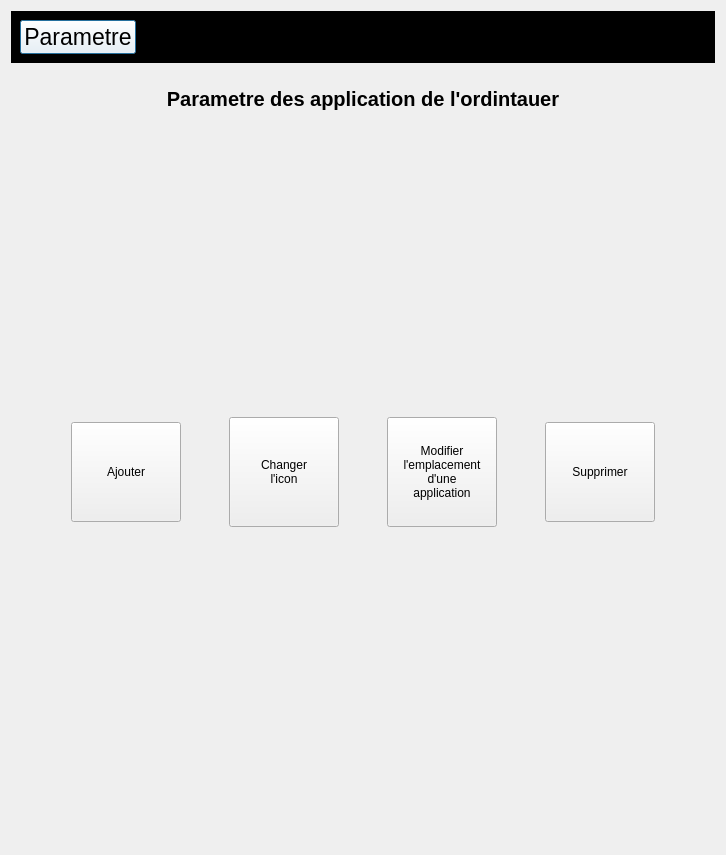
Old version of the form arrerasettingui.ui in the repository Arrera-Software/Arrera-Interface.
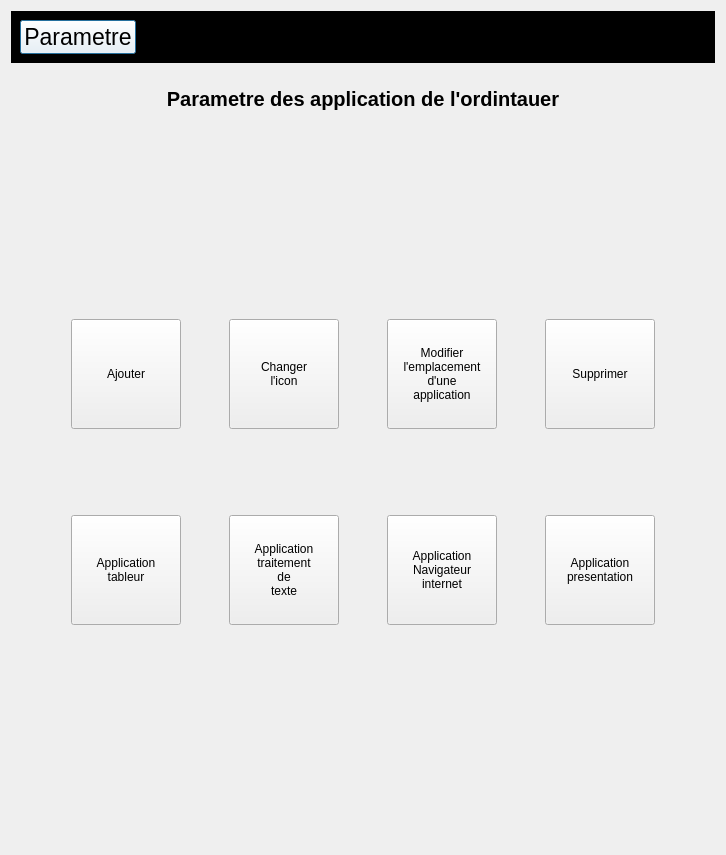
New version of the form. The open tabs and pages were chosen to show the change. Icons and pictures are not drawn.

Commit message: Ajout bouton pour gerer les app specieaux

The edit to the form file:
```diff
--- a/arrerasettingui.ui
+++ b/arrerasettingui.ui
@@ -1135,7 +1135,7 @@
             </widget>
            </item>
            <item>
-            <spacer name="verticalSpacer_14">
+            <spacer name="verticalSpacer_15">
              <property name="orientation">
               <enum>Qt::Orientation::Vertical</enum>
              </property>
@@ -1148,32 +1148,19 @@
             </spacer>
            </item>
            <item>
-            <layout class="QHBoxLayout" name="horizontalLayout_6">
-             <item>
-              <spacer name="horizontalSpacer_9">
-               <property name="orientation">
-                <enum>Qt::Orientation::Horizontal</enum>
-               </property>
-               <property name="sizeHint" stdset="0">
-                <size>
-                 <width>40</width>
-                 <height>20</height>
-                </size>
-               </property>
-              </spacer>
-             </item>
-             <item>
+            <layout class="QGridLayout" name="gridLayout_5">
+             <item row="0" column="0">
               <widget class="QPushButton" name="IDC_ADDAPPPC">
                <property name="minimumSize">
                 <size>
                  <width>110</width>
-                 <height>100</height>
+                 <height>110</height>
                 </size>
                </property>
                <property name="maximumSize">
                 <size>
                  <width>110</width>
-                 <height>100</height>
+                 <height>110</height>
                 </size>
                </property>
                <property name="text">
@@ -1181,53 +1168,20 @@
                </property>
               </widget>
              </item>
-             <item>
-              <spacer name="horizontalSpacer_35">
+             <item row="1" column="0">
+              <spacer name="verticalSpacer_14">
                <property name="orientation">
-                <enum>Qt::Orientation::Horizontal</enum>
+                <enum>Qt::Orientation::Vertical</enum>
                </property>
                <property name="sizeHint" stdset="0">
                 <size>
-                 <width>40</width>
-                 <height>20</height>
+                 <width>20</width>
+                 <height>40</height>
                 </size>
                </property>
               </spacer>
              </item>
-             <item>
-              <widget class="QPushButton" name="IDC_CHANGEICON">
-               <property name="minimumSize">
-                <size>
-                 <width>110</width>
-                 <height>110</height>
-                </size>
-               </property>
-               <property name="maximumSize">
-                <size>
-                 <width>110</width>
-                 <height>110</height>
-                </size>
-               </property>
-               <property name="text">
-                <string>Changer
-l'icon</string>
-               </property>
-              </widget>
-             </item>
-             <item>
-              <spacer name="horizontalSpacer_12">
-               <property name="orientation">
-                <enum>Qt::Orientation::Horizontal</enum>
-               </property>
-               <property name="sizeHint" stdset="0">
-                <size>
-                 <width>40</width>
-                 <height>20</height>
-                </size>
-               </property>
-              </spacer>
-             </item>
-             <item>
+             <item row="0" column="2">
               <widget class="QPushButton" name="IDC_MODIFEMPLACMENTAPPPC">
                <property name="minimumSize">
                 <size>
@@ -1249,31 +1203,99 @@
                </property>
               </widget>
              </item>
-             <item>
-              <spacer name="horizontalSpacer_8">
-               <property name="orientation">
-                <enum>Qt::Orientation::Horizontal</enum>
+             <item row="3" column="2">
+              <widget class="QPushButton" name="IDC_EDITNAVIGATEUR">
+               <property name="minimumSize">
+                <size>
+                 <width>110</width>
+                 <height>110</height>
+                </size>
                </property>
-               <property name="sizeHint" stdset="0">
+               <property name="maximumSize">
                 <size>
-                 <width>40</width>
-                 <height>20</height>
+                 <width>110</width>
+                 <height>110</height>
                 </size>
                </property>
-              </spacer>
+               <property name="text">
+                <string>Application
+Navigateur
+internet</string>
+               </property>
+              </widget>
              </item>
-             <item>
+             <item row="3" column="3">
+              <widget class="QPushButton" name="IDC_EDITPRESENTATION">
+               <property name="minimumSize">
+                <size>
+                 <width>110</width>
+                 <height>110</height>
+                </size>
+               </property>
+               <property name="maximumSize">
+                <size>
+                 <width>110</width>
+                 <height>110</height>
+                </size>
+               </property>
+               <property name="text">
+                <string>Application
+presentation</string>
+               </property>
+              </widget>
+             </item>
+             <item row="3" column="0">
+              <widget class="QPushButton" name="IDC_EDITTABLEUR">
+               <property name="minimumSize">
+                <size>
+                 <width>110</width>
+                 <height>110</height>
+                </size>
+               </property>
+               <property name="maximumSize">
+                <size>
+                 <width>110</width>
+                 <height>110</height>
+                </size>
+               </property>
+               <property name="text">
+                <string>Application
+tableur</string>
+               </property>
+              </widget>
+             </item>
+             <item row="0" column="1">
+              <widget class="QPushButton" name="IDC_CHANGEICON">
+               <property name="minimumSize">
+                <size>
+                 <width>110</width>
+                 <height>110</height>
+                </size>
+               </property>
+               <property name="maximumSize">
+                <size>
+                 <width>110</width>
+                 <height>110</height>
+                </size>
+               </property>
+               <property name="text">
+                <string>Changer
+l'icon</string>
+               </property>
+              </widget>
+             </item>
+             <item row="0" column="3">
               <widget class="QPushButton" name="IDC_SUPPRAPPPC">
                <property name="minimumSize">
                 <size>
                  <width>110</width>
-                 <height>100</height>
+                 <height>110</height>
                 </size>
                </property>
                <property name="maximumSize">
                 <size>
                  <width>110</width>
-                 <height>100</height>
+                 <height>110</height>
                 </size>
                </property>
                <property name="text">
@@ -1281,15 +1303,37 @@
                </property>
               </widget>
              </item>
-             <item>
-              <spacer name="horizontalSpacer_11">
+             <item row="3" column="1">
+              <widget class="QPushButton" name="IDC_EDITTRAITEMENTTEXTE">
+               <property name="minimumSize">
+                <size>
+                 <width>110</width>
+                 <height>110</height>
+                </size>
+               </property>
+               <property name="maximumSize">
+                <size>
+                 <width>110</width>
+                 <height>110</height>
+                </size>
+               </property>
+               <property name="text">
+                <string>Application
+traitement
+de
+texte</string>
+               </property>
+              </widget>
+             </item>
+             <item row="2" column="0">
+              <spacer name="verticalSpacer_49">
                <property name="orientation">
-                <enum>Qt::Orientation::Horizontal</enum>
+                <enum>Qt::Orientation::Vertical</enum>
                </property>
                <property name="sizeHint" stdset="0">
                 <size>
-                 <width>40</width>
-                 <height>20</height>
+                 <width>20</width>
+                 <height>40</height>
                 </size>
                </property>
               </spacer>
@@ -1297,7 +1341,7 @@
             </layout>
            </item>
            <item>
-            <spacer name="verticalSpacer_15">
+            <spacer name="verticalSpacer_48">
              <property name="orientation">
               <enum>Qt::Orientation::Vertical</enum>
              </property>
```
Left out of the diff: 2 changed lines with no effect on the pictures. The commit also changes 2 other files.
